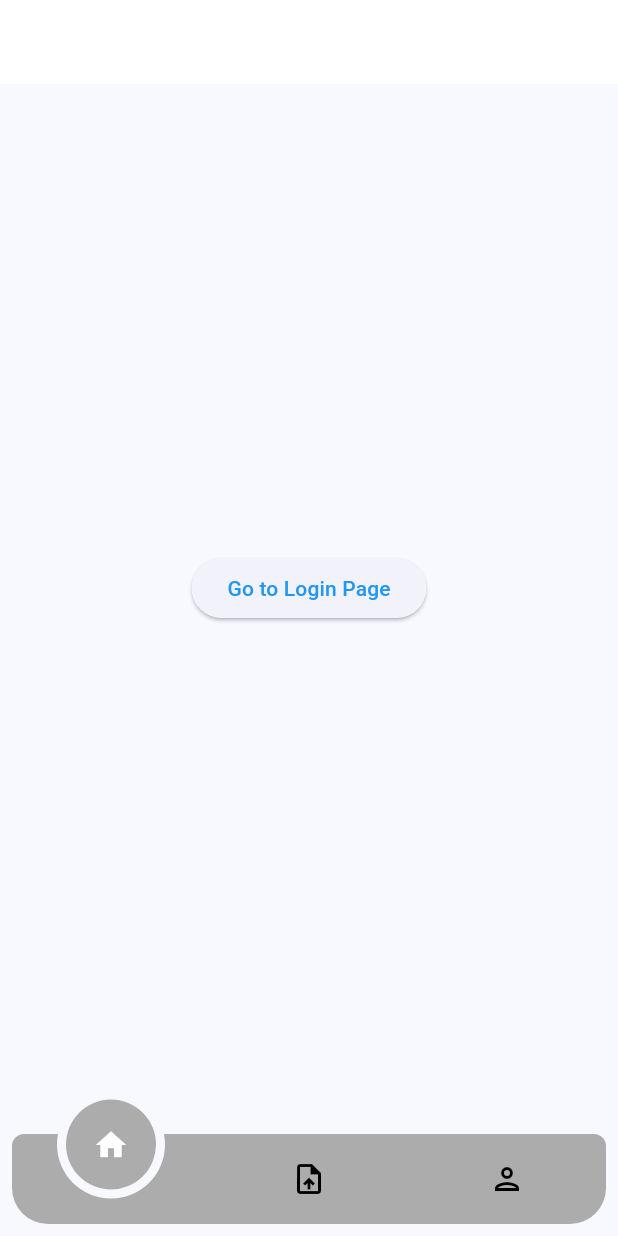
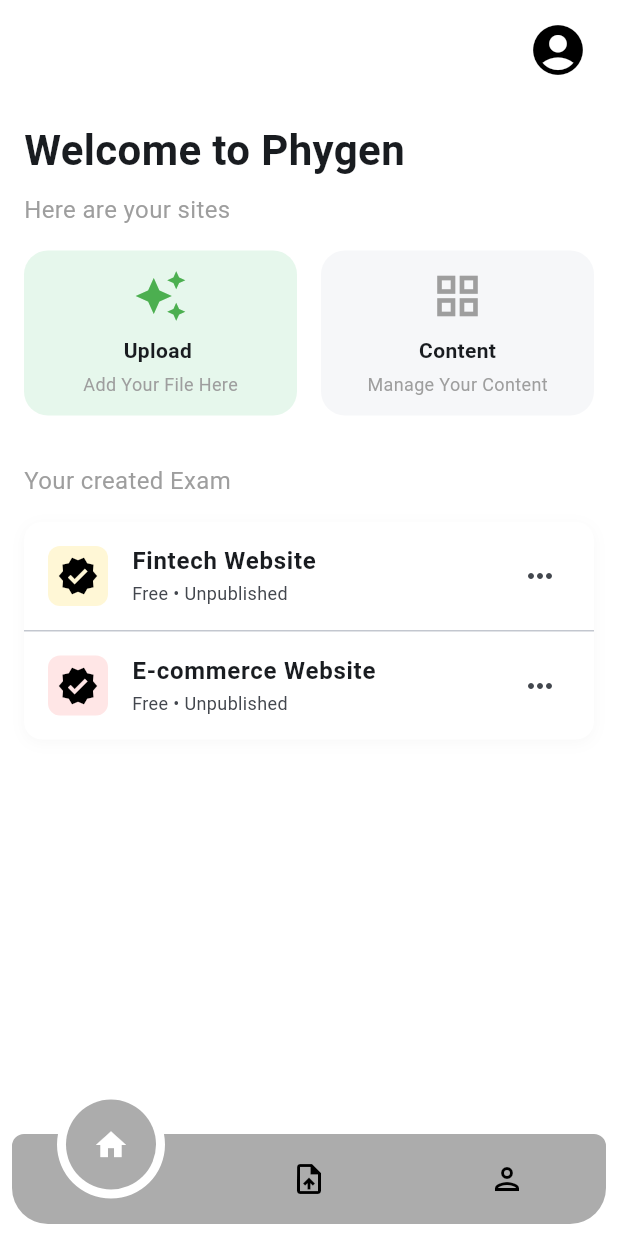
Before and after one commit to phattran2409/SWD_PhygenAI_Mobile, a Flutter app: the screen it shows after launch, on a phone screen of 412 x 824 dp. Run offline on Flutter 3.47's test engine with Material 3 defaults, Android fonts, the phone set to English and light mode, and no system bars; drawn by our look-alikes of circle_nav_bar; our stand-ins replace dotted_border, firebase_auth, firebase_core, flutter_bloc, flutter_screenutil, flutter_secure_storage and 2 more; accounts and stored records are empty.

Commit message:
add new upload file page, modify homepage ui

```diff
--- a/lib/main.dart
+++ b/lib/main.dart
@@ -17,6 +17,7 @@ import 'features/Auth/bloc/auth_state.dart';
 import 'features/Auth/presentation/pages/loginPages.dart';
 
 import 'package:firebase_core/firebase_core.dart';
+import 'features/upload/presentation/upload_screen.dart';
 
 void main() async {
 
@@ -67,6 +68,7 @@ class MyApp extends StatelessWidget {
         routes: {
           '/login': (context) => const LoginPage(),
           '/signup': (context) => const SignUpPage(),
+          '/upload': (context) => const UploadScreen(),
         },
         debugShowCheckedModeBanner: false,
 
@@ -92,34 +94,165 @@ class _MyHomePageState extends State<MyHomePage> {
   @override
   Widget build(BuildContext context) {
     return Scaffold(
+      backgroundColor: Colors.white,
     appBar: AppBar(
-        backgroundColor: Theme.of(context).colorScheme.inversePrimary,
-        title: Text(widget.title),
+        backgroundColor: Colors.white,
+        centerTitle: false,
+        actions: [
+          IconButton(
+            icon: const Icon(Icons.account_circle_rounded, color: Colors.black),
+            style: TextButton.styleFrom(
+              padding: const EdgeInsets.only(right: 20.0, top: 10),
+
+              iconSize: 40,
             ),
-      body: Container(
-        child: Column(
-          mainAxisAlignment: MainAxisAlignment.center,
-          children : [
-            Center(
-              child: ElevatedButton(
+            tooltip: 'Login Here',
             onPressed: () {
               Navigator.pushNamed(context, '/login');
             },
-                child: const Text('Go to Login Page'),
+
           ),
+        ],
       ),
-            const SizedBox(height: 20),
+      body: SingleChildScrollView(
+        child: Padding(
+          padding: const EdgeInsets.symmetric(horizontal: 16.0, vertical: 24.0),
+          child: Column(
+            crossAxisAlignment: CrossAxisAlignment.start,
+            children: [
+              const Text(
+                'Welcome to Phygen',
+                style: TextStyle(fontSize: 28, fontWeight: FontWeight.bold),
+              ),
+              const SizedBox(height: 8),
+              const Text(
+                'Here are your sites',
+                style: TextStyle(fontSize: 16, color: Colors.grey),
+              ),
+              const SizedBox(height: 16),
+              Row(
+                children: [
+                  Expanded(
+                    child: GestureDetector(
+                      onTap: () {
+                        Navigator.pushNamed(context, '/upload');
+                      },
+                      child: Container(
+                        height: 110,
+                        decoration: BoxDecoration(
+                          color: const Color(0xFFE6F7EC),
+                          borderRadius: BorderRadius.circular(16),
+                        ),
+                        child: Column(
+                          mainAxisAlignment: MainAxisAlignment.center,
+                          children: const [
+                            Icon(Icons.auto_awesome, color: Colors.green, size: 36),
+                            SizedBox(height: 8),
+                            Text('Upload ', style: TextStyle(fontWeight: FontWeight.bold)),
+                            SizedBox(height: 4),
+                            Text('Add Your File Here', style: TextStyle(fontSize: 12, color: Colors.grey)),
                           ],
                         ),
                       ),
+                    ),
+                  ),
+                  const SizedBox(width: 16),
+                  Expanded(
+                    child: Container(
+                      height: 110,
+                      decoration: BoxDecoration(
+                        color: const Color(0xFFF6F7F9),
+                        borderRadius: BorderRadius.circular(16),
+                      ),
+                      child: Column(
+                        mainAxisAlignment: MainAxisAlignment.center,
+                        children: const [
+                          Icon(Icons.grid_view, color: Colors.grey, size: 36),
+                          SizedBox(height: 8),
+                          Text('Content', style: TextStyle(fontWeight: FontWeight.bold)),
+                          SizedBox(height: 4),
+                          Text('Manage Your Content', style: TextStyle(fontSize: 12, color: Colors.grey)),
+                        ],
+                      ),
+                    ),
+                  ),
+                ],
+              ),
+              const SizedBox(height: 32),
+               const Text(
+                'Your created Exam',
+                style: TextStyle(fontSize: 16, color: Colors.grey),
+
+              ),
+          const SizedBox(height: 16),
+              Container(
+
+                decoration: BoxDecoration(
+                  color: Colors.white,
+                  borderRadius: BorderRadius.circular(12),
+                  boxShadow: [
+                    BoxShadow(
+                      color: Colors.grey.withOpacity(0.08),
+                      blurRadius: 8,
+                      offset: const Offset(0, 2),
+                    ),
+                  ],
+                ),
+                child: Column(
+                  children: [
+                    _buildSiteTile(
+                      context,
+                      icon: Icons.verified,
+                      iconBg: const Color(0xFFFFF7D6),
+                      title: 'Fintech Website',
+                      subtitle: 'Free • Unpublished',
+                    ),
+                    const Divider(height: 1),
+                    _buildSiteTile(
+                      context,
+                      icon: Icons.verified,
+                      iconBg: const Color(0xFFFFE6E6),
+                      title: 'E-commerce Website',
+                      subtitle: 'Free • Unpublished',
+                    ),
+
+                  ],
+                ),
+              ),
+            ],
+          ),
+        ),
+      ),
       bottomNavigationBar: MyCircleNavbar(
-        selectedIndex: _selectedIndex ?? 0,
+        selectedIndex: _selectedIndex,
         onItemSelected: (index) {
+          if (index == 1) {
+            Navigator.pushNamed(context, '/upload');
+          } else {
             setState(() {
               _selectedIndex = index;
             });
+          }
         },
       ),
     );
   }
+
+  Widget _buildSiteTile(BuildContext context, {required IconData icon, required Color iconBg, required String title, required String subtitle}) {
+    return ListTile(
+      leading: Container(
+        width: 40,
+        height: 40,
+        decoration: BoxDecoration(
+          color: iconBg,
+          borderRadius: BorderRadius.circular(8),
+        ),
+        child: Icon(icon, color: Colors.black, size: 28),
+      ),
+      title: Text(title, style: const TextStyle(fontWeight: FontWeight.bold)),
+      subtitle: Text(subtitle, style: const TextStyle(fontSize: 12)),
+      trailing: const Icon(Icons.more_horiz),
+      onTap: () {},
+    );
   }
+}
--- a/pubspec.yaml
+++ b/pubspec.yaml
@@ -42,6 +42,8 @@ dependencies:
   firebase_auth: ^4.19.0
   google_sign_in: ^6.2.1
   circle_nav_bar: ^2.0.0
+  image_picker: ^1.0.0
+  dotted_border: ^2.0.0
 dev_dependencies:
   flutter_test:
     sdk: flutter
```
Also changed, not shown: lib/features/upload/presentation/upload_screen.dart (added, +215 -0 lines), pubspec.lock. Lines whose indentation alone changed are shown as unchanged.
